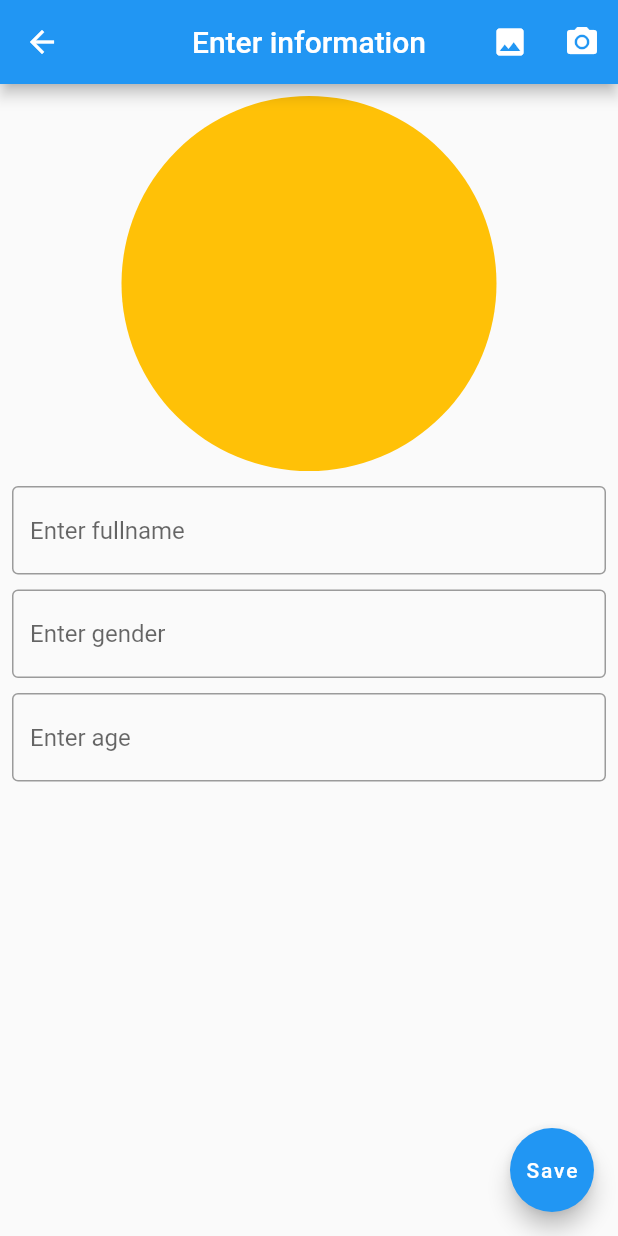
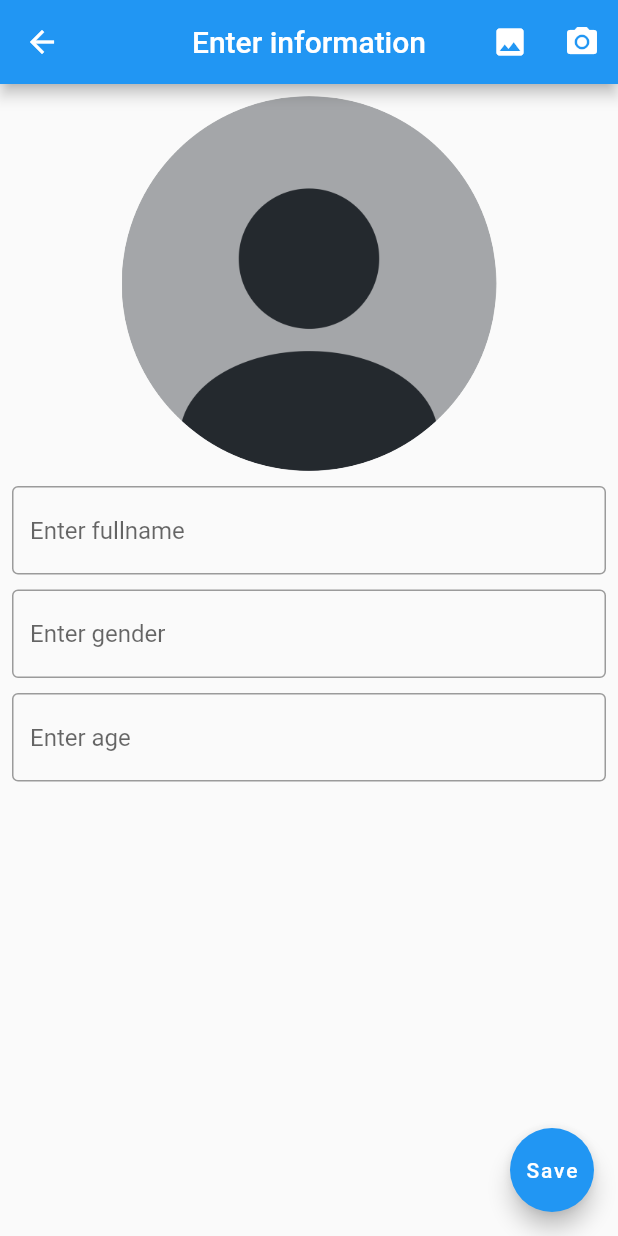
Before and after one commit to luonverak/Local-Storage-12-1, a Flutter app: the AddScreen screen opened directly, after a tap on "Save", on a phone screen of 412 x 824 dp. Run offline on Flutter 3.47's test engine with Material 2 defaults, Android fonts, the phone set to English and light mode, and no system bars; our stand-ins replace image_picker, sqflite; accounts and stored records are empty; network calls fail.

Commit message:
code commit

```diff
--- a/lib/model/user_model.dart
+++ b/lib/model/user_model.dart
@@ -12,6 +12,7 @@ class UserModel {
     required this.gender,
     required this.image,
   });
+  // using for insert data
   Map<String, dynamic> fromJson() {
     return {
       'id': id,
@@ -22,6 +23,7 @@ class UserModel {
     };
   }
 
+  // using for get data
   UserModel.toJson(Map<String, dynamic> res)
       : id = res['id'],
         name = res['name'],
--- a/lib/view/add_screen.dart
+++ b/lib/view/add_screen.dart
@@ -1,9 +1,22 @@
+import 'dart:io';
+import 'dart:math';
+
 import 'package:flutter/material.dart';
+import 'package:image_picker/image_picker.dart';
+import 'package:local_storage/controller/user_controller.dart';
+import 'package:local_storage/model/user_model.dart';
 
 import '../widget/input_field.dart';
+import 'home_screen.dart';
 
-class AddScreen extends StatelessWidget {
-  AddScreen({super.key});
+class AddScreen extends StatefulWidget {
+  const AddScreen({super.key});
+
+  @override
+  State<AddScreen> createState() => _AddScreenState();
+}
+
+class _AddScreenState extends State<AddScreen> {
   var fullname = TextEditingController();
   var gender = TextEditingController();
   var age = TextEditingController();
@@ -15,7 +28,9 @@ class AddScreen extends StatelessWidget {
         title: const Text('Enter information'),
         actions: [
           IconButton(
-            onPressed: () {},
+            onPressed: () {
+              openGallery();
+            },
             icon: const Icon(Icons.photo),
           ),
           IconButton(
@@ -36,7 +51,14 @@ class AddScreen extends StatelessWidget {
                   height: 250,
                   decoration: BoxDecoration(
                     borderRadius: BorderRadius.circular(150),
-                    color: Colors.amber,
+                    image: (_file == null)
+                        ? const DecorationImage(
+                            image: AssetImage('asset/icon/profile.png'),
+                          )
+                        : DecorationImage(
+                            fit: BoxFit.cover,
+                            image: FileImage(_file!),
+                          ),
                   ),
                 ),
               ],
@@ -66,9 +88,42 @@ class AddScreen extends StatelessWidget {
         ),
       ),
       floatingActionButton: FloatingActionButton(
-        onPressed: () {},
+        onPressed: () async {
+          await UserController()
+              .insertData(
+                UserModel(
+                  id: Random().nextInt(10000),
+                  name: fullname.text,
+                  age: int.parse(age.text),
+                  gender: gender.text,
+                  image: _file!.path,
+                ),
+              )
+              .whenComplete(
+                () => Navigator.pushAndRemoveUntil(
+                    context,
+                    MaterialPageRoute(
+                      builder: (context) => const HomeScreen(),
+                    ),
+                    (route) => false),
+              );
+        },
         child: const Text('Save'),
       ),
     );
   }
+
+  File? _file;
+  Future openGallery() async {
+    try {
+      final fileChoose =
+          await ImagePicker().pickImage(source: ImageSource.gallery);
+      if (fileChoose == null) return;
+      setState(() {
+        _file = File(fileChoose.path);
+      });
+    } catch (e) {
+      print(e);
+    }
+  }
 }
--- a/pubspec.yaml
+++ b/pubspec.yaml
@@ -63,8 +63,8 @@ flutter:
   uses-material-design: true
 
   # To add assets to your application, add an assets section, like this:
-  # assets:
-  #   - images/a_dot_burr.jpeg
+  assets:
+    - asset/icon/
   #   - images/a_dot_ham.jpeg
 
   # An image asset can refer to one or more resolution-specific "variants", see
```
Also changed, not shown: lib/controller/user_controller.dart (+13 -0 lines), asset/icon/profile.png (added), 2 other files.
